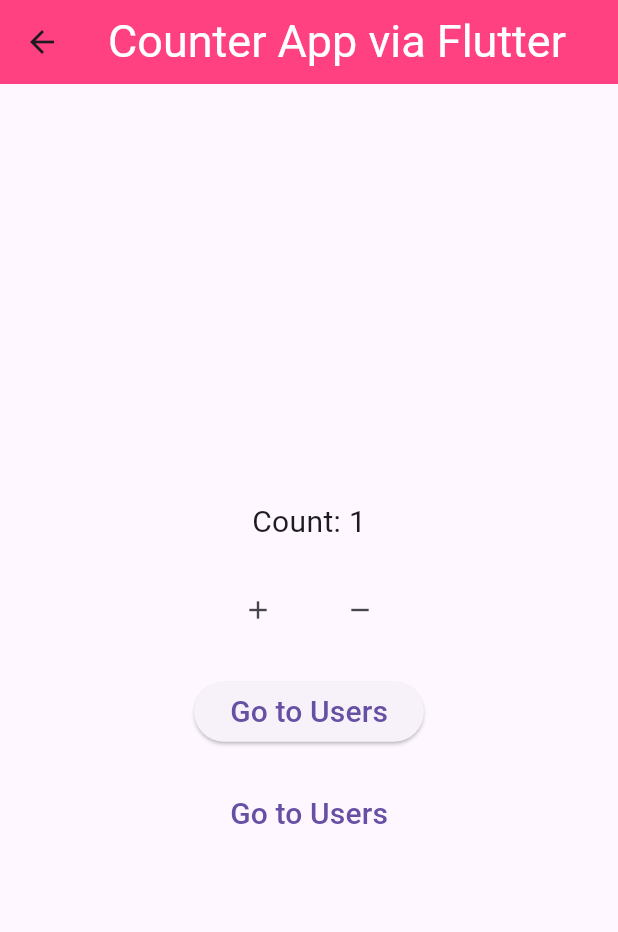
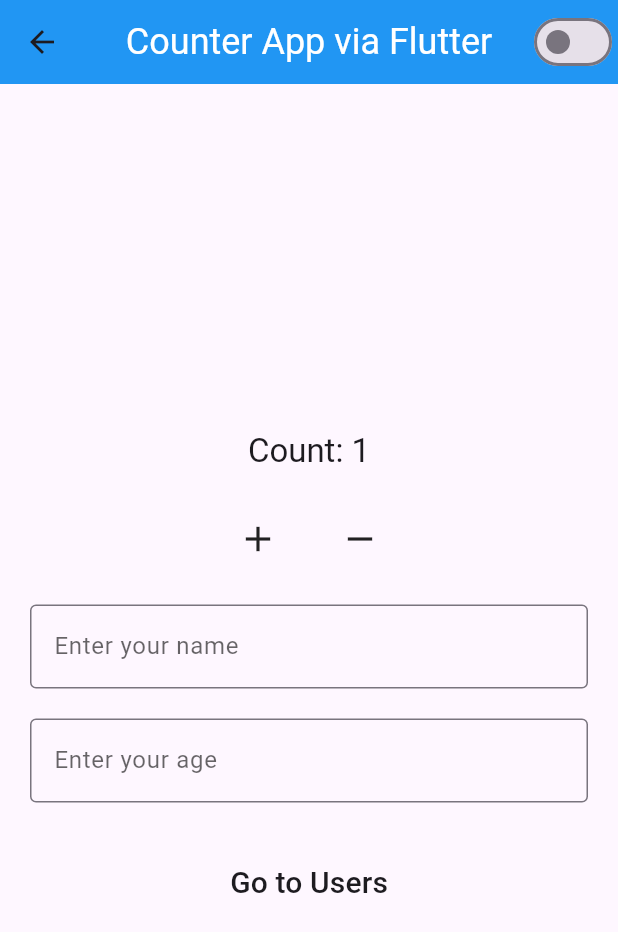
Before and after one commit to Matiz009/Mobile-App-Development, a Flutter app: the screen it shows after launch, after a tap on the "add" icon, on a phone screen of 412 x 824 dp. Shown: the top 932 px of the screen. Run offline on Flutter 3.47's test engine with Material 3 defaults, Android fonts, the phone set to English and light mode, and no system bars.

Commit message:
light dark theme;

```diff
--- a/lib/home_screen.dart
+++ b/lib/home_screen.dart
@@ -1,5 +1,7 @@
+import 'package:appone/themeProvider.dart';
 import 'package:appone/users.dart';
 import 'package:flutter/material.dart';
+import 'package:provider/provider.dart';
 
 // ignore: must_be_immutable
 class HomeScreen extends StatefulWidget {
@@ -12,6 +14,9 @@ class HomeScreen extends StatefulWidget {
 
 class _HomeScreenState extends State<HomeScreen> {
   int count = 0;
+  final _nameController = TextEditingController();
+  final _ageController = TextEditingController();
+
   void increment() {
     setState(() {
       count++;
@@ -26,54 +31,95 @@ class _HomeScreenState extends State<HomeScreen> {
 
   @override
   Widget build(BuildContext context) {
+    final themeProvider = Provider.of<ThemeProvider>(context);
+    final theme = Theme.of(context);
+    final textTheme = theme.textTheme;
+
     return Scaffold(
+      backgroundColor: theme.scaffoldBackgroundColor,
       appBar: AppBar(
-        backgroundColor: Colors.pinkAccent,
+        backgroundColor:
+            theme.appBarTheme.backgroundColor ?? theme.primaryColor,
         title: Text(
           'Counter App ${widget.randomString}',
-          style: TextStyle(fontSize: 30, color: Colors.white),
+          style: textTheme.titleLarge?.copyWith(
+            color: theme.appBarTheme.foregroundColor ?? Colors.white,
+            fontSize: 24,
+          ),
         ),
         centerTitle: true,
+        actions: [
+          Switch(
+            value: themeProvider.isDarkMode,
+            onChanged: themeProvider.toggleTheme,
+            activeColor: Colors.white,
+          ),
+        ],
       ),
       body: Center(
+        child: SingleChildScrollView(
+          padding: const EdgeInsets.symmetric(horizontal: 20),
           child: Column(
             mainAxisAlignment: MainAxisAlignment.center,
             children: [
-            SizedBox(height: 20),
-            Text('Count: $count', style: TextStyle(fontSize: 20)),
-            SizedBox(height: 20),
+              const SizedBox(height: 20),
+              Text('Count: $count', style: textTheme.titleLarge),
+              const SizedBox(height: 20),
               Row(
                 mainAxisAlignment: MainAxisAlignment.center,
                 children: [
                   IconButton(
                     onPressed: increment,
-                  icon: Icon(Icons.add),
-                  iconSize: 20,
+                    icon: Icon(Icons.add, color: theme.iconTheme.color),
+                    iconSize: 28,
                   ),
-                SizedBox(width: 20),
+                  const SizedBox(width: 20),
                   IconButton(
                     onPressed: decrement,
-                  icon: Icon(Icons.remove),
-                  iconSize: 20,
+                    icon: Icon(Icons.remove, color: theme.iconTheme.color),
+                    iconSize: 28,
                   ),
                 ],
               ),
-            SizedBox(height: 20),
-            ElevatedButton(
-              onPressed: () => Navigator.of(context).pushNamed('/users'),
-              child: const Text('Go to Users', style: TextStyle(fontSize: 20)),
+              const SizedBox(height: 20),
+              TextField(
+                controller: _nameController,
+                style: textTheme.bodyLarge,
+                decoration: InputDecoration(
+                  labelText: 'Enter your name',
+                  hintText: 'Name',
+                  border: const OutlineInputBorder(),
+                  labelStyle: TextStyle(color: theme.hintColor),
                 ),
-            SizedBox(height: 20),
+              ),
+              const SizedBox(height: 20),
+              TextField(
+                controller: _ageController,
+                keyboardType: TextInputType.number,
+                style: textTheme.bodyLarge,
+                decoration: InputDecoration(
+                  labelText: 'Enter your age',
+                  hintText: 'Age',
+                  border: const OutlineInputBorder(),
+                  labelStyle: TextStyle(color: theme.hintColor),
+                ),
+              ),
+              const SizedBox(height: 30),
               TextButton(
-              onPressed:
-                  () => Navigator.of(context).pushReplacement(
+                onPressed: () {
+                  Navigator.of(context).pushReplacement(
                     MaterialPageRoute(
                       builder: (context) => Users(count: count),
                     ),
+                  );
+                },
+                child: Text(
+                  'Go to Users',
+                  style: textTheme.labelLarge?.copyWith(fontSize: 20),
                 ),
-              child: Text('Go to Users', style: TextStyle(fontSize: 20)),
               ),
             ],
+          ),
         ),
       ),
     );
--- a/lib/main.dart
+++ b/lib/main.dart
@@ -1,16 +1,43 @@
 import 'package:appone/splash_screen.dart';
+import 'package:appone/themeProvider.dart';
 import 'package:flutter/material.dart';
+import 'package:provider/provider.dart';
 
+final lightTheme = ThemeData(
+  brightness: Brightness.light,
+  primaryColor: Colors.blue,
+  fontFamily: 'Roboto',
+  useMaterial3: true,
+);
+
+final darkTheme = ThemeData(
+  brightness: Brightness.dark,
+  primaryColor: Colors.deepPurpleAccent,
+  fontFamily: 'Roboto',
+  useMaterial3: true,
+);
 void main() {
-  runApp(MyApp());
+  runApp(
+    ChangeNotifierProvider(
+      create: (_) => ThemeProvider(),
+      child: const MyApp(),
+    ),
+  );
 }
 
 class MyApp extends StatelessWidget {
   const MyApp({super.key});
 
-  // This widget is the root of your application.
   @override
   Widget build(BuildContext context) {
-    return MaterialApp(home: SplashScreen());
+    final themeProvider = Provider.of<ThemeProvider>(context);
+
+    return MaterialApp(
+      debugShowCheckedModeBanner: false,
+      theme: lightTheme,
+      darkTheme: darkTheme,
+      themeMode: themeProvider.themeMode,
+      home: const SplashScreen(),
+    );
   }
 }
--- a/lib/splash_screen.dart
+++ b/lib/splash_screen.dart
@@ -17,22 +17,25 @@ class _SplashScreenState extends State<SplashScreen> {
         MaterialPageRoute(
           builder: (context) => HomeScreen(randomString: 'via Flutter'),
         ),
-      ); // Prints after 1 second.
+      );
     });
   }
 
   @override
   Widget build(BuildContext context) {
+    final theme = Theme.of(context);
+    final textColor = theme.textTheme.bodyLarge?.color ?? Colors.white;
+
     return Scaffold(
       body: Container(
         height: MediaQuery.of(context).size.height,
         width: MediaQuery.of(context).size.width,
-        decoration: const BoxDecoration(color: Color(0xFF363567)),
+        color: theme.scaffoldBackgroundColor,
         child: Column(
           mainAxisAlignment: MainAxisAlignment.center,
           crossAxisAlignment: CrossAxisAlignment.center,
-          children: const [
-            Center(
+          children: [
+            const Center(
               child: CircleAvatar(
                 backgroundColor: Colors.black,
                 radius: 120,
@@ -42,7 +45,7 @@ class _SplashScreenState extends State<SplashScreen> {
                 ),
               ),
             ),
-            SizedBox(height: 50),
+            const SizedBox(height: 50),
             Text(
               'Welcome',
               textAlign: TextAlign.center,
@@ -50,11 +53,11 @@ class _SplashScreenState extends State<SplashScreen> {
                 fontWeight: FontWeight.bold,
                 fontFamily: 'Britanic Bold',
                 fontSize: 25,
-                color: Colors.white,
+                color: textColor,
               ),
             ),
-            SizedBox(height: 100),
-            CircularProgressIndicator(color: Colors.white),
+            const SizedBox(height: 100),
+            CircularProgressIndicator(color: textColor),
           ],
         ),
       ),
--- /dev/null
+++ b/lib/themeProvider.dart
@@ -0,0 +1,14 @@
+import 'package:flutter/material.dart';
+
+class ThemeProvider extends ChangeNotifier {
+  ThemeMode _themeMode = ThemeMode.system;
+
+  ThemeMode get themeMode => _themeMode;
+
+  bool get isDarkMode => _themeMode == ThemeMode.dark;
+
+  void toggleTheme(bool isOn) {
+    _themeMode = isOn ? ThemeMode.dark : ThemeMode.light;
+    notifyListeners();
+  }
+}
--- a/lib/users.dart
+++ b/lib/users.dart
@@ -11,14 +11,26 @@ class Users extends StatefulWidget {
 class _UsersState extends State<Users> {
   @override
   Widget build(BuildContext context) {
+    final theme = Theme.of(context);
+
     return Scaffold(
       appBar: AppBar(
-        backgroundColor: Colors.pinkAccent,
+        backgroundColor:
+            theme.appBarTheme.backgroundColor ?? theme.primaryColor,
         title: Text(
           'Count: ${widget.count}',
-          style: TextStyle(fontSize: 30, color: Colors.white),
+          style: TextStyle(
+            fontSize: 30,
+            color: theme.appBarTheme.foregroundColor ?? Colors.white,
+          ),
         ),
         centerTitle: true,
+      ),
+      body: Center(
+        child: Text(
+          'Welcome to the Users screen!',
+          style: theme.textTheme.headlineSmall,
+        ),
       ),
     );
   }
--- a/pubspec.yaml
+++ b/pubspec.yaml
@@ -34,6 +34,7 @@ dependencies:
   # The following adds the Cupertino Icons font to your application.
   # Use with the CupertinoIcons class for iOS style icons.
   cupertino_icons: ^1.0.8
+  provider: ^6.0.0
 
 
 dev_dependencies:
```
Also changed, not shown: pubspec.lock. Lines whose indentation alone changed are shown as unchanged.
